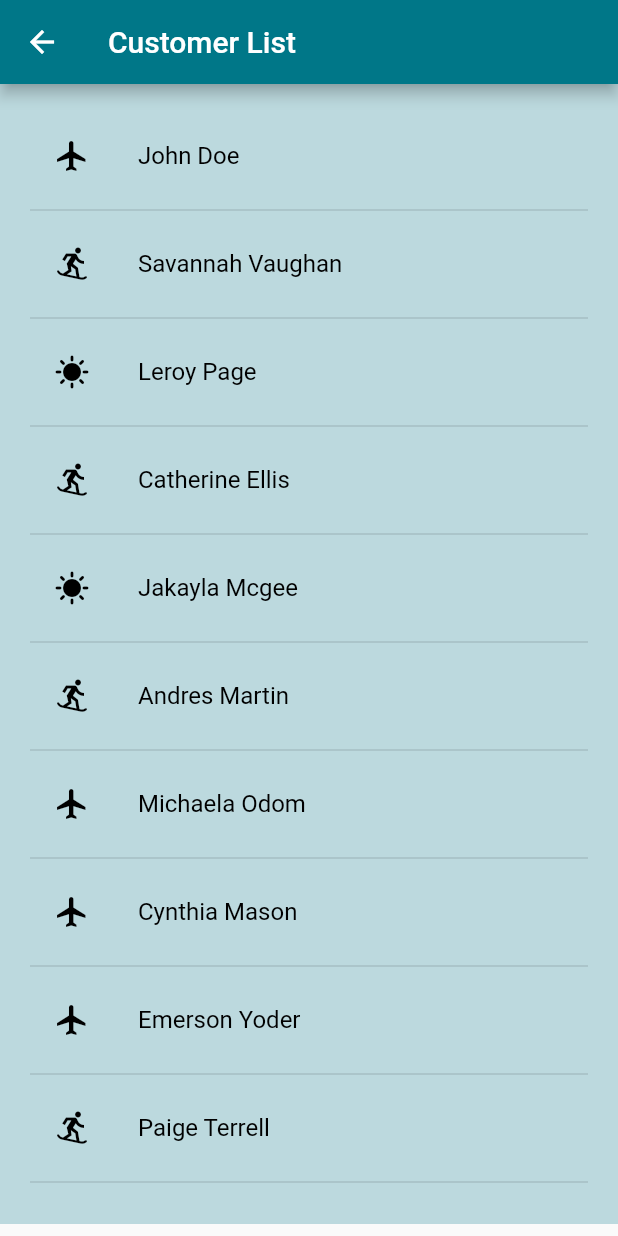
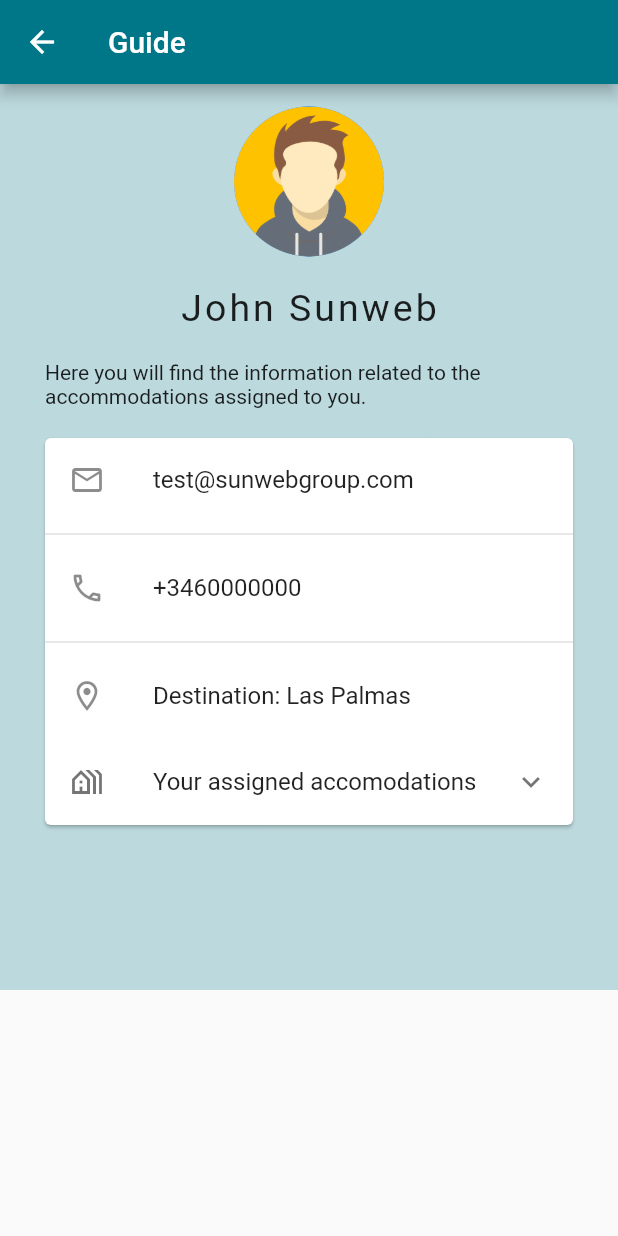
Before and after one commit to PauCasademont/TachLab5_Flutter, a Flutter app: the MenuPage screen opened directly, after a tap on "My profile", on a phone screen of 412 x 824 dp. Run offline on Flutter 3.47's test engine with Material 2 defaults, Android fonts, the phone set to English and light mode, and no system bars.

Commit message:
Guide page and Customer page

```diff
--- a/sunweb_guides_app/assets/customers.json
+++ b/sunweb_guides_app/assets/customers.json
@@ -2,7 +2,7 @@
     {
         "firstname": "John",
         "lastname": "Doe",
-        "phone": "631-335-9117",
+        "phone": "6313359117",
         "email": "josephw@gmail.com",
         "address": "5 Westport Rd.Madison, AL 35758",
         "IsOnHolidays": false,
--- a/sunweb_guides_app/lib/models/guide_model.dart
+++ b/sunweb_guides_app/lib/models/guide_model.dart
@@ -1,14 +1,35 @@
 class Guide {
-  String? id;
-  String? username;
-  String? name;
-  String? destinationId;
+  String id;
+  String username;
+  String name;
+  String surname;
+  String destinationName;
+  String phoneNumber;
+  String email;
+  List<String> accomodations;
+
 
   Guide(
       {
-        this.id,
-        this.username,
-        this.name,
-        this.destinationId
+        required this.id,
+        required this.username,
+        required this.name,
+        required this.surname,
+        required this.destinationName,
+        required this.phoneNumber,
+        required this.email,
+        required this.accomodations,
      });
+
+    /*factory Guide.fromJson(Map<String, dynamic> json) {
+      return Guide(
+
+        id: json['id'],
+        username: json['username'],
+        name: json['name'],
+        destinationName: json['destinationName'],
+        phoneNumber: json['phoneNumber'],
+        email: json['email']
+      );
+    }*/
 }
--- /dev/null
+++ b/sunweb_guides_app/lib/views/guide/guide_page.dart
@@ -0,0 +1,124 @@
+
+import 'package:flutter/material.dart';
+import 'package:sunweb_guides_app/models/guide_model.dart';
+import 'package:url_launcher/url_launcher.dart';
+
+import '../../app_bar.dart';
+import '../../models/customer_model.dart';
+
+class GuidePage extends StatelessWidget {
+   GuidePage({Key? key}) : super(key: key);
+
+  final Guide guide = Guide(
+    id: '12', username: 'JohnSunweb', name: 'John', surname: 'Sunweb',destinationName: 'Las Palmas', phoneNumber: '+3460000000', email: 'test@sunwebgroup.com',
+    accomodations: ['Coast Hotels','Kings Inn','Small Town B&B']);
+
+  @override
+  Widget build(BuildContext context) {
+    return SafeArea(
+      child: Scaffold(
+       appBar: BaseAppBar(
+          title: Text('Guide'),
+          appBar: AppBar()),
+      body: SingleChildScrollView(
+
+        child:  Container(
+        color: Color.fromRGBO(0, 119, 136, 0.25),
+        child: Column(
+          children: [
+            const SizedBox(
+              height: 15,
+            ),
+             const CircleAvatar(
+              radius: 50,
+              backgroundImage: AssetImage('assets/icon-guide.png'),
+
+          ),
+        SizedBox(height: 20),
+            Text(
+              "${guide.name} ${guide.surname}",
+              style: const TextStyle(
+                fontSize: 25.0,
+                letterSpacing: 2.0,
+                fontWeight: FontWeight.w400
+              ),
+            ),
+            const SizedBox(
+              height: 10,
+            ),
+
+            Padding(
+              padding: EdgeInsets.symmetric(horizontal: 30, vertical: 10),
+             child: Text("Here you will find the information related to the accommodations assigned to you.")),
+            Padding(
+
+              padding: EdgeInsets.symmetric(vertical: 5,horizontal: 10),
+
+              child: Card(
+                margin: EdgeInsets.symmetric(horizontal: 20.0,vertical: 5),
+                elevation: 1.0,
+                child: Column(children: [
+
+                  ListTile(
+                  leading: Icon(Icons.email_outlined),
+                  title: Text(guide.email)
+                  ),
+                  Divider(thickness: 1),
+
+
+                  ListTile(
+                  leading: Icon(Icons.phone_outlined),
+                  title: Text(guide.phoneNumber)
+                  ),
+                  Divider(thickness: 1),
+                  ListTile(
+                  leading: Icon(Icons.location_on_outlined),
+                  title: Text("Destination: ${guide.destinationName}")
+                  ),
+
+                  ExpansionTile(
+                    leading: Icon(Icons.holiday_village_outlined),
+                    title: Text("Your assigned accomodations"),
+                   children: <Widget>[
+                    ListTile(
+                      leading: Icon(Icons.house_outlined),
+                      title: Text('Coast Hotels'),
+                    ),
+                     Divider(thickness: 1),
+                      ListTile(
+                        leading: Icon(Icons.house_outlined),
+                      title: Text('Rotterdam Hotels'),
+                    ),
+                     Divider(thickness: 1),
+                      ListTile(
+                        leading: Icon(Icons.house_outlined),
+                      title: Text('NH Hotels'),
+                    ),
+                     Divider(thickness: 1),
+                  ],
+                  ),
+
+
+                ],
+              ),
+            ),
+            ),
+             const SizedBox(
+              height: 100,
+            ),
+
+
+
+
+
+          ],
+        ),
+      )
+    ))
+
+
+
+
+    );
+  }
+}
--- a/sunweb_guides_app/lib/views/menu/menu_page.dart
+++ b/sunweb_guides_app/lib/views/menu/menu_page.dart
@@ -1,5 +1,7 @@
 import 'package:flutter/material.dart';
 import 'package:sunweb_guides_app/views/customer/customer_list_page.dart';
+import 'package:sunweb_guides_app/views/guide/guide_page.dart';
+import 'package:sunweb_guides_app/views/login/login_page.dart';
 
 import '../../app_bar.dart';
 import '../../models/menu_item_model.dart';
@@ -10,9 +12,18 @@ class MenuPage extends StatefulWidget  {
   State<StatefulWidget> createState() => new _State();
 }
 
-class _State extends State<MenuPage> {
+  class _State extends State<MenuPage> {
   TextEditingController usernameController = TextEditingController();
   TextEditingController passwordController = TextEditingController();
+
+  void renderPage(MenuItem menuItem){
+    if (menuItem.path == 'CustomersListPage'){
+
+    }
+    else {
+
+    }
+  }
 
 
   @override
@@ -59,13 +70,28 @@ class _State extends State<MenuPage> {
                                 borderRadius: BorderRadius.circular(8.0)),
                             child: InkWell(
                             onTap: () {
-                Navigator.push(
+
+                Navigator.push(context, MaterialPageRoute(builder: (context) {
+                    switch (menu[index].path) {
+                      case 'ProfilePage':
+                        return GuidePage();
+
+                      case 'CustomersListPage':
+                        return CustomerListPage();
+
+
+                      default:
+                        return LoginPage();
+                    }
+                  }));
+                /*Navigator.push(
                   context,
                   MaterialPageRoute(
                     builder: (context) =>
-                        CustomerListPage(),
+                        GuidePage(),
                   ),
-                );
+
+                );*/
               },
                               child: Column(
                                 mainAxisAlignment: MainAxisAlignment.center,
@@ -100,7 +126,19 @@ class _State extends State<MenuPage> {
                         style: ElevatedButton.styleFrom(
                           primary: Color.fromRGBO(0, 119, 136, 1), // Background color
                       ),
-                        onPressed: (){},
+                        onPressed: (){
+
+                            Navigator.push(
+                  context,
+                  MaterialPageRoute(
+                    builder: (context) =>
+                        LoginPage(),
+                  ),
+
+                );
+
+
+                        },
                       ),
                       )
 
--- a/sunweb_guides_app/pubspec.yaml
+++ b/sunweb_guides_app/pubspec.yaml
@@ -34,6 +34,10 @@ dependencies:
   # The following adds the Cupertino Icons font to your application.
   # Use with the CupertinoIcons class for iOS style icons.
   cupertino_icons: ^1.0.2
+  url_launcher: ^6.1.0
+  flutter_map: ^0.14.0
+  map_launcher: ^2.2.1+2
+  google_maps_flutter: ^2.1.4
 
 dev_dependencies:
   flutter_test:
@@ -54,6 +58,8 @@ flutter:
   uses-material-design: true
 
   assets:
+    - assets/icon-guide.png
+    - assets/sunweb_logo2.png
     - assets/download.jpg
     - assets/customers.json
     - assets/acco1.jpg
```
Also changed, not shown: sunweb_guides_app/lib/views/customer/customer_page.dart (+31 -13 lines), sunweb_guides_app/lib/views/login/login_page.dart (+11 -4 lines), sunweb_guides_app/assets/icon-guide.png (added), sunweb_guides_app/assets/sunweb_logo2.png (added), sunweb_guides_app/assets/sunwebgroup2.png (added), sunweb_guides_app/pubspec.lock, 2 other files.
